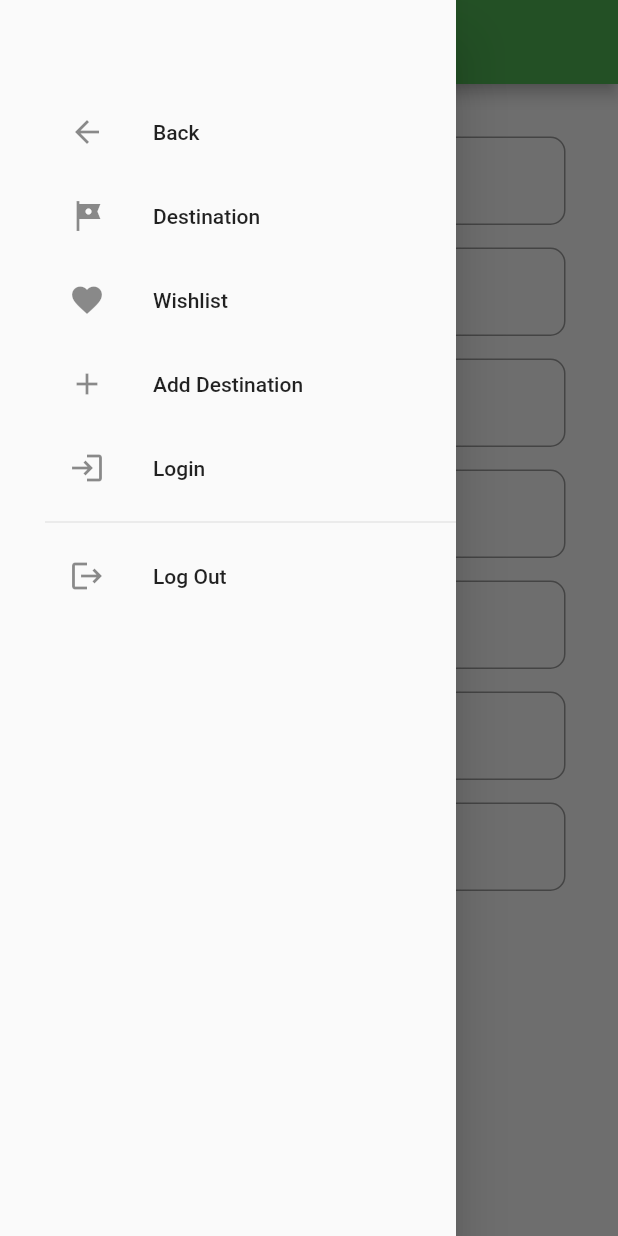
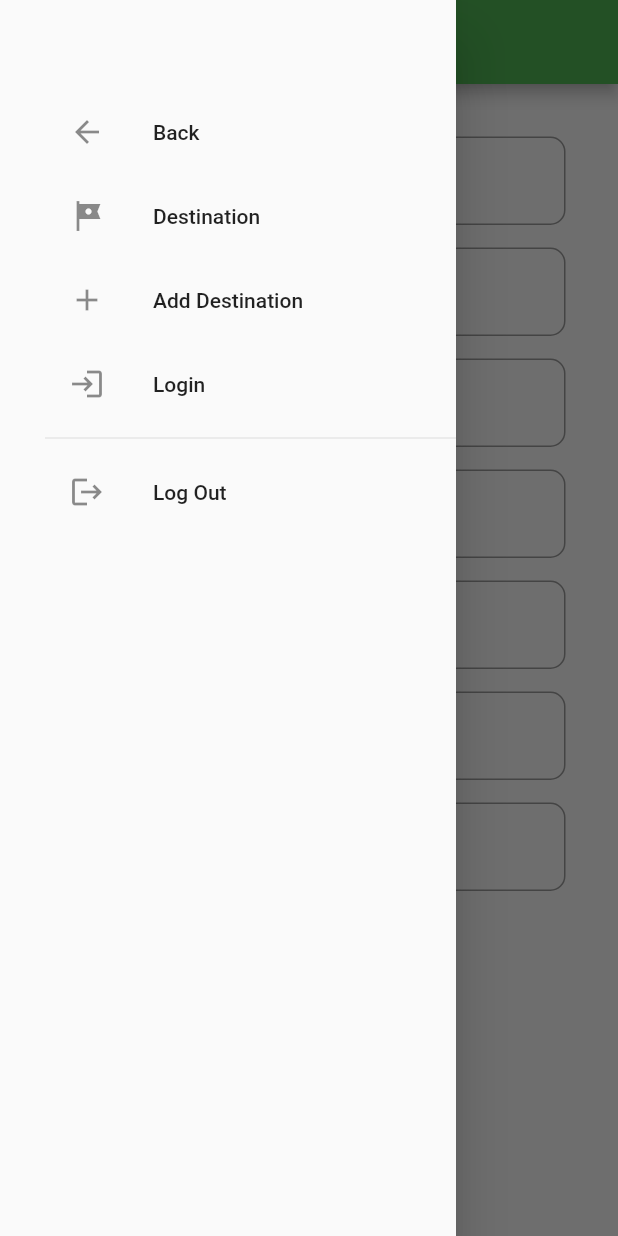
Before and after one commit to eugeniusms/wisata-nusantara-mobile, a Flutter app: the DestinasiFormPage screen opened directly, with the side drawer open, on a phone screen of 412 x 824 dp. Run offline on Flutter 3.47's test engine with Material 2 defaults, Android fonts, the phone set to English and light mode, and no system bars; missing offline and left inert: pbp_django_auth; network calls fail.

Commit message:
🔨 Drop Wishlist & Change Form Button

```diff
--- a/lib/apps/daftar_destinasi/components/DestinasiDrawer.dart
+++ b/lib/apps/daftar_destinasi/components/DestinasiDrawer.dart
@@ -37,20 +37,6 @@ Drawer buildDestinasiDrawer(BuildContext context) {
             Navigator.pushReplacement(
               context,
               MaterialPageRoute(builder: (context) => const DaftarDestinasi()),
-            );
-          },
-        ),
-        ListTile(
-          title: const Text('Wishlist'),
-          leading: const Icon(Icons.favorite),
-          onTap: () {
-            // Route menu ke counter
-            Navigator.pushReplacement(
-              context,
-              MaterialPageRoute(
-                  builder: (context) => const WishlistPage(
-                        title: "Wishlist",
-                      )),
             );
           },
         ),
--- a/lib/apps/daftar_destinasi/pages/DestinasiForm.dart
+++ b/lib/apps/daftar_destinasi/pages/DestinasiForm.dart
@@ -355,7 +355,8 @@ class _DestinasiFormPageState extends State<DestinasiFormPage> {
                     alignment: Alignment.bottomCenter,
                     child: TextButton(
                       style: ButtonStyle(
-                        backgroundColor: MaterialStateProperty.all(Colors.blue),
+                        backgroundColor:
+                            MaterialStateProperty.all(Colors.green),
                       ),
                       onPressed: () async {
                         // melakukan validasi form saat button onPressed
@@ -398,7 +399,10 @@ class _DestinasiFormPageState extends State<DestinasiFormPage> {
                       // button
                       child: const Text(
                         "Add Destination",
-                        style: TextStyle(color: Colors.white),
+                        style: TextStyle(
+                            color: Colors.white,
+                            fontSize: 20,
+                            fontWeight: FontWeight.bold),
                       ),
                     ),
                   ),
```
